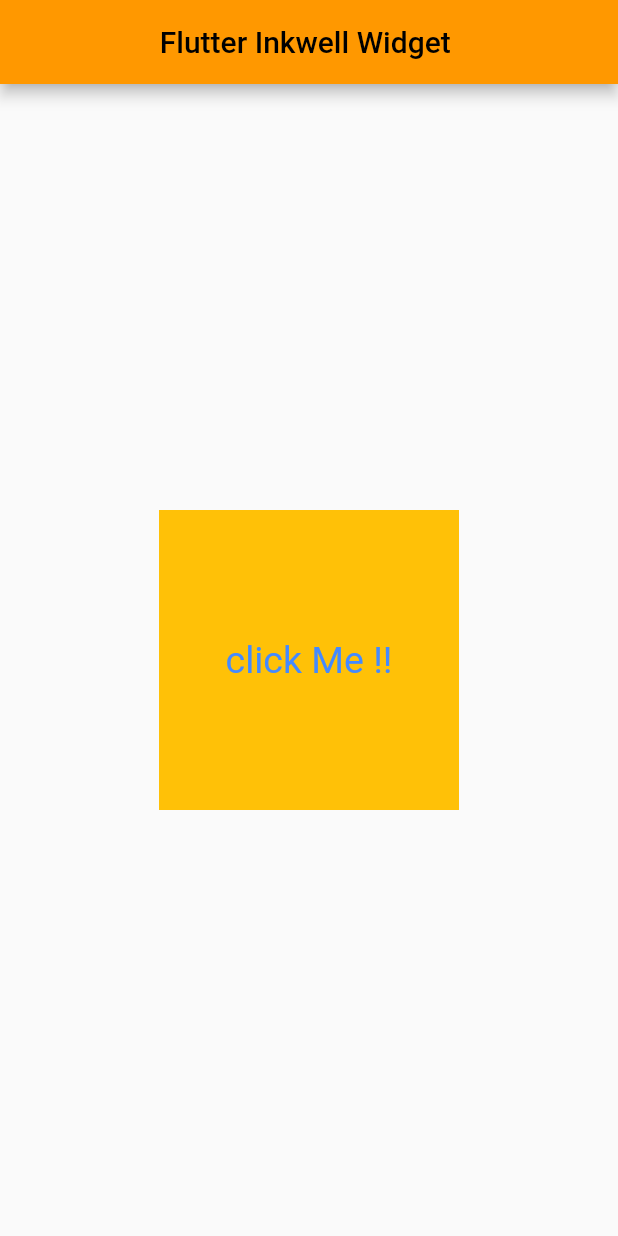
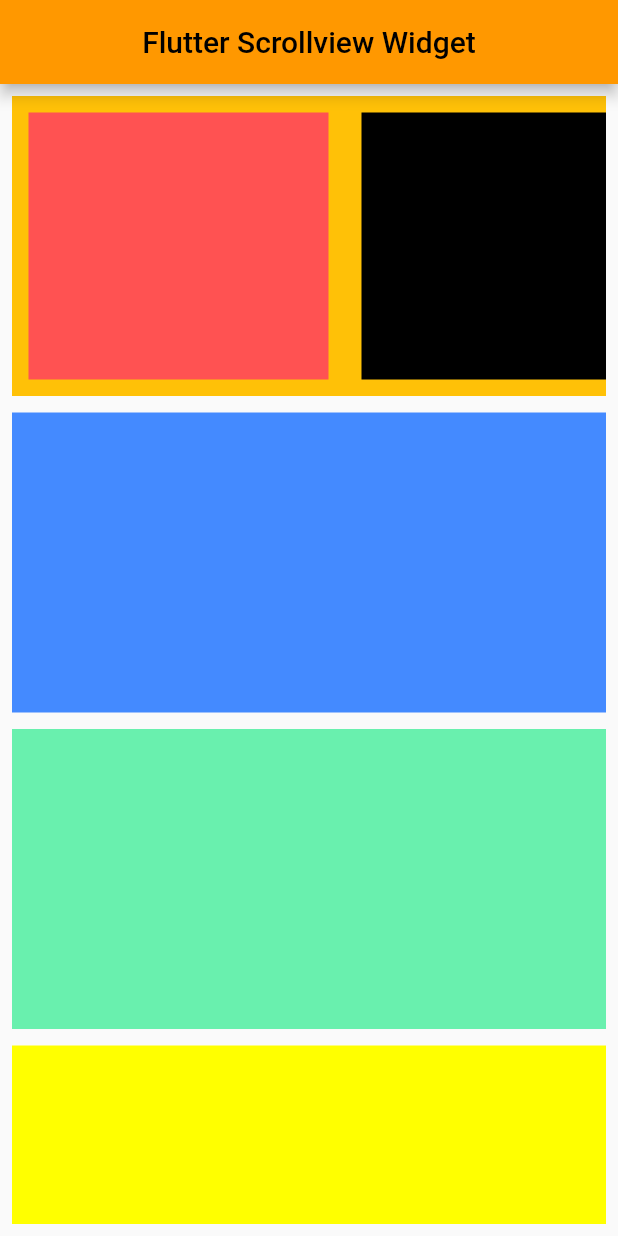
Before and after one commit to luckydarwai/Flutter, a Flutter app: the screen it shows after launch, on a phone screen of 412 x 824 dp. Run offline on Flutter 3.47's test engine with Material 2 defaults, Android fonts, the light colour scheme and no system bars.

Commit message:
Scroll View

```diff
--- a/lib/main.dart
+++ b/lib/main.dart
@@ -32,33 +32,87 @@
   Widget build(BuildContext context) {
     return Scaffold(
         appBar: AppBar(
-        title: Center(child: Text("Flutter Inkwell Widget ")),
+          title: Center(child: Text("Flutter Scrollview Widget")),
         ),
-      body: Center(
-        child: InkWell(
-          onTap: () {
-            print('Tapped !!');
-          },
-          onDoubleTap: () => print("Double Tapped!!"),
-          onLongPress: () => print("Long pressed!!"),
-          onHover: (value) => print('color changed!!'),
-          child: Container(
+        body: Padding(
+          padding: const EdgeInsets.all(8.0),
+          child: SingleChildScrollView(
+            child: Column(
+              children: [
+                Container(
+                  margin: const EdgeInsets.only(bottom: 11),
+                  height: 200,
+                  color: Colors.amber,
+                  child: SingleChildScrollView(
+                    scrollDirection: Axis.horizontal,
+                    child: Row(
+                      children: [
+                        Container(
+                          margin: const EdgeInsets.all(11),
                           height: 200,
                           width: 200,
-            color: Colors.amber,
-            child: Center(
-                child: InkWell(
-                    onTap: () => print('Tapped on Text'),
-                    child: Text(
-                      "click Me !!",
-                      style: TextStyle(
-                        color: Colors.blueAccent,
-                        fontSize: 25,
+                          color: Colors.redAccent,
                         ),
-                    ))),
+                        Container(
+                          margin: const EdgeInsets.all(11),
+                          height: 200,
+                          width: 200,
+                          color: Colors.black,
+                        ),
+                        Container(
+                          margin: const EdgeInsets.all(11),
+                          height: 200,
+                          width: 200,
+                          color: Colors.deepOrange,
+                        ),
+                        Container(
+                          margin: const EdgeInsets.all(11),
+                          height: 200,
+                          width: 200,
+                          color: Colors.deepPurple,
+                        ),
+                      ],
                     ),
                   ),
                 ),
-    );
+                Container(
+                  margin: const EdgeInsets.only(bottom: 11),
+                  height: 200,
+                  color: Colors.blueAccent,
+                ),
+                Container(
+                  margin: const EdgeInsets.only(bottom: 11),
+                  height: 200,
+                  color: Colors.greenAccent,
+                ),
+                Container(
+                  margin: const EdgeInsets.only(bottom: 11),
+                  height: 200,
+                  color: Colors.yellowAccent,
+                ),
+                Container(
+                  margin: const EdgeInsets.only(bottom: 11),
+                  height: 200,
+                  color: Colors.purpleAccent,
+                ),
+                Container(
+                  margin: const EdgeInsets.only(bottom: 11),
+                  height: 200,
+                  color: Colors.pinkAccent,
+                ),
+                Container(
+                  margin: const EdgeInsets.only(bottom: 11),
+                  height: 200,
+                  color: Colors.brown,
+                ),
+                Container(
+                  margin: const EdgeInsets.only(bottom: 11),
+                  height: 200,
+                  color: Colors.orange,
+                ),
+              ],
+            ),
+          ),
+        ));
   }
 }
```
Lines whose indentation alone changed are shown as unchanged.
